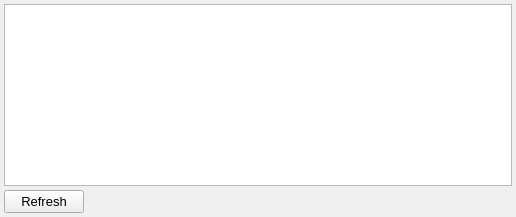
Qt form plugins/Ghpsdr3Device/servers.ui (oldscienceguy/PebbleSDR) before a commit.
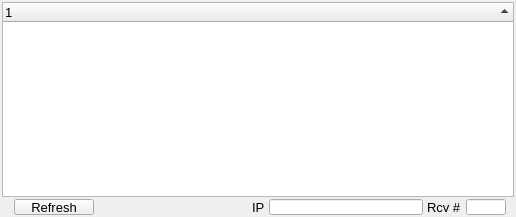
The same form after that commit.

Commit message: ghpsdr3 server list integrated with Pebble options dialog.

The edit to the form file:
```diff
--- a/plugins/Ghpsdr3Device/servers.ui
+++ b/plugins/Ghpsdr3Device/servers.ui
@@ -15,19 +15,19 @@
   </property>
   <layout class="QVBoxLayout" name="verticalLayout">
    <property name="spacing">
-    <number>4</number>
+    <number>2</number>
    </property>
    <property name="leftMargin">
-    <number>4</number>
+    <number>2</number>
    </property>
    <property name="topMargin">
-    <number>4</number>
+    <number>2</number>
    </property>
    <property name="rightMargin">
-    <number>4</number>
+    <number>2</number>
    </property>
    <property name="bottomMargin">
-    <number>4</number>
+    <number>2</number>
    </property>
    <item>
     <widget class="QTreeWidget" name="treelist">
@@ -45,44 +45,56 @@
      <property name="autoScrollMargin">
       <number>16</number>
      </property>
-     <property name="columnCount">
-      <number>4</number>
+     <property name="indentation">
+      <number>0</number>
+     </property>
+     <property name="sortingEnabled">
+      <bool>true</bool>
      </property>
      <attribute name="headerVisible">
-      <bool>false</bool>
+      <bool>true</bool>
      </attribute>
-     <attribute name="headerDefaultSectionSize">
-      <number>100</number>
+     <attribute name="headerMinimumSectionSize">
+      <number>0</number>
+     </attribute>
+     <attribute name="headerShowSortIndicator" stdset="0">
+      <bool>true</bool>
      </attribute>
      <attribute name="headerStretchLastSection">
-      <bool>false</bool>
+      <bool>true</bool>
      </attribute>
      <column>
       <property name="text">
        <string notr="true">1</string>
       </property>
      </column>
-     <column>
-      <property name="text">
-       <string notr="true">2</string>
-      </property>
-     </column>
-     <column>
-      <property name="text">
-       <string notr="true">3</string>
-      </property>
-     </column>
-     <column>
-      <property name="text">
-       <string notr="true">4</string>
-      </property>
-     </column>
     </widget>
    </item>
    <item>
     <layout class="QHBoxLayout" name="horizontalLayout">
+     <property name="spacing">
+      <number>4</number>
+     </property>
+     <property name="leftMargin">
+      <number>12</number>
+     </property>
+     <property name="topMargin">
+      <number>0</number>
+     </property>
+     <property name="rightMargin">
+      <number>8</number>
+     </property>
+     <property name="bottomMargin">
+      <number>0</number>
+     </property>
      <item>
       <widget class="QPushButton" name="refreshButton">
+       <property name="maximumSize">
+        <size>
+         <width>16777215</width>
+         <height>16</height>
+        </size>
+       </property>
        <property name="font">
         <font>
          <pointsize>10</pointsize>
@@ -101,11 +113,77 @@
        <property name="sizeHint" stdset="0">
         <size>
          <width>40</width>
-         <height>20</height>
+         <height>16</height>
         </size>
        </property>
       </spacer>
      </item>
+     <item>
+      <widget class="QLabel" name="label">
+       <property name="maximumSize">
+        <size>
+         <width>16777215</width>
+         <height>16</height>
+        </size>
+       </property>
+       <property name="font">
+        <font>
+         <pointsize>10</pointsize>
+        </font>
+       </property>
+       <property name="text">
+        <string>IP</string>
+       </property>
+      </widget>
+     </item>
+     <item>
+      <widget class="QLineEdit" name="IPEdit">
+       <property name="maximumSize">
+        <size>
+         <width>16777215</width>
+         <height>16</height>
+        </size>
+       </property>
+       <property name="font">
+        <font>
+         <pointsize>10</pointsize>
+        </font>
+       </property>
+      </widget>
+     </item>
+     <item>
+      <widget class="QLabel" name="label_2">
+       <property name="maximumSize">
+        <size>
+         <width>16777215</width>
+         <height>16</height>
+        </size>
+       </property>
+       <property name="font">
+        <font>
+         <pointsize>10</pointsize>
+        </font>
+       </property>
+       <property name="text">
+        <string>Rcv #</string>
+       </property>
+      </widget>
+     </item>
+     <item>
+      <widget class="QLineEdit" name="receiverEdit">
+       <property name="maximumSize">
+        <size>
+         <width>40</width>
+         <height>16</height>
+        </size>
+       </property>
+       <property name="font">
+        <font>
+         <pointsize>10</pointsize>
+        </font>
+       </property>
+      </widget>
+     </item>
     </layout>
    </item>
   </layout>
```
The commit also changes 5 other files.
